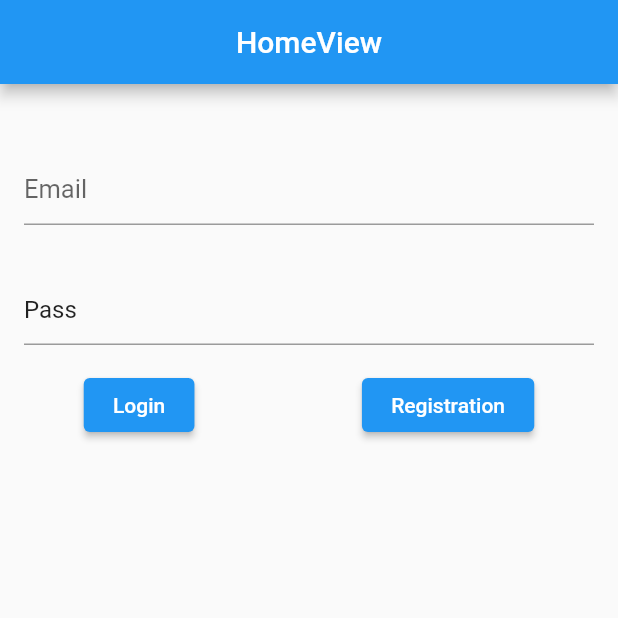
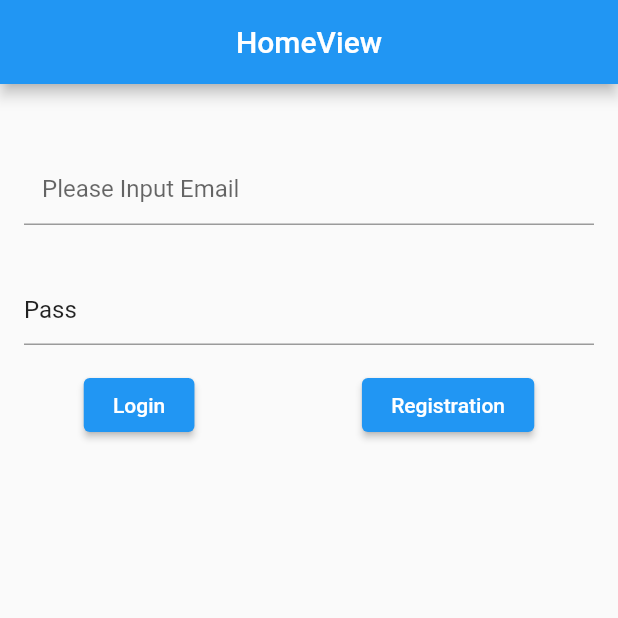
Before and after one commit to md-redwanul-haque/firebase_crud_with_getx, a Flutter app: the screen it shows after launch, on a phone screen of 412 x 824 dp, the top half of it. Run offline on Flutter 3.47's test engine with Material 2 defaults, Android fonts, the phone set to English and light mode, and no system bars; our stand-ins replace get.

Commit message:
textField update

```diff
--- /dev/null
+++ b/lib/app/modules/home/components.dart
@@ -0,0 +1,43 @@
+
+import 'package:flutter/material.dart';
+import 'package:get/get.dart';
+
+
+
+class LoginEditField extends StatelessWidget {
+  final String hintText;
+
+  TextEditingController? controller;
+  String? errorText;
+  bool? secureVal;
+  // RxBool? validate=false.obs;
+
+  LoginEditField({
+    Key? key,
+    required this.hintText,
+     this.controller,
+    this.errorText,
+    this.secureVal,
+   // this.validate,
+  }) : super(key: key);
+
+  @override
+  Widget build(BuildContext context) {
+    return TextFormField(
+      validator: (value){
+        if (value == null || value.isEmpty) {
+          return 'Please_enter'.trParams({'value':'email'.tr});
+        }else if(!value.isEmail){
+          return 'Please_enter_valid'.trParams({'value':'email'.tr});
+        }
+        return null;
+      },
+      controller: controller,
+      obscureText: secureVal!,
+      decoration: InputDecoration(
+          contentPadding: EdgeInsets.all(12),
+          hintText: hintText,
+        ),
+    );
+  }
+}
--- a/lib/app/modules/home/views/home_view.dart
+++ b/lib/app/modules/home/views/home_view.dart
@@ -2,6 +2,7 @@ import 'package:flutter/material.dart';
 
 import 'package:get/get.dart';
 
+import '../components.dart';
 import '../controllers/home_controller.dart';
 
 class HomeView extends GetView<HomeController> {
@@ -21,13 +22,10 @@ class HomeView extends GetView<HomeController> {
             ),
             Padding(
               padding: const EdgeInsets.all(16.0),
-              child: TextFormField(
-
-                decoration: InputDecoration(
-                  hintStyle: TextStyle(fontSize: 17),
-                  hintText: 'Email',
-                ),
-              ),
+              child: LoginEditField(
+                hintText: 'Please Input Email',
+                secureVal: false,
+              )
             ),
 
             Padding(
```
